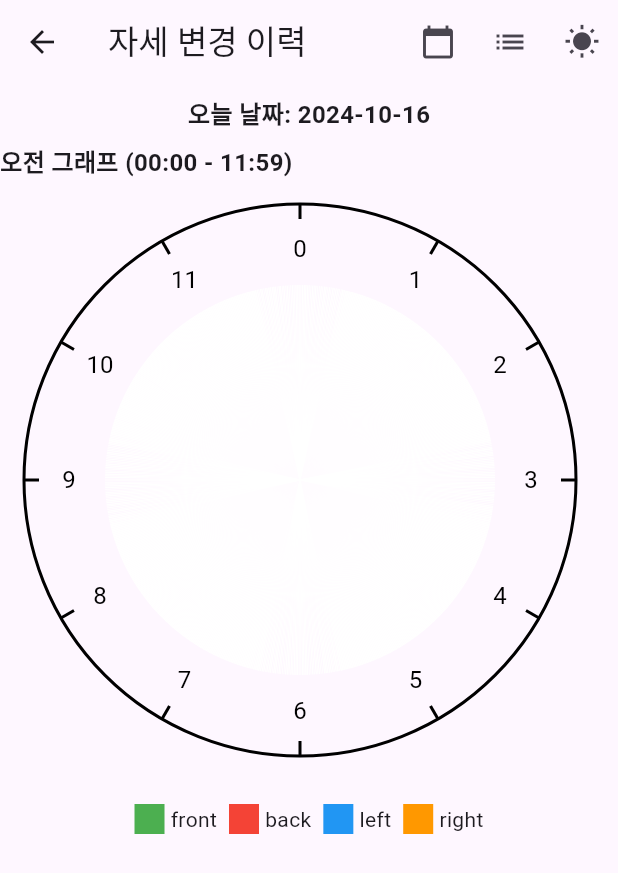
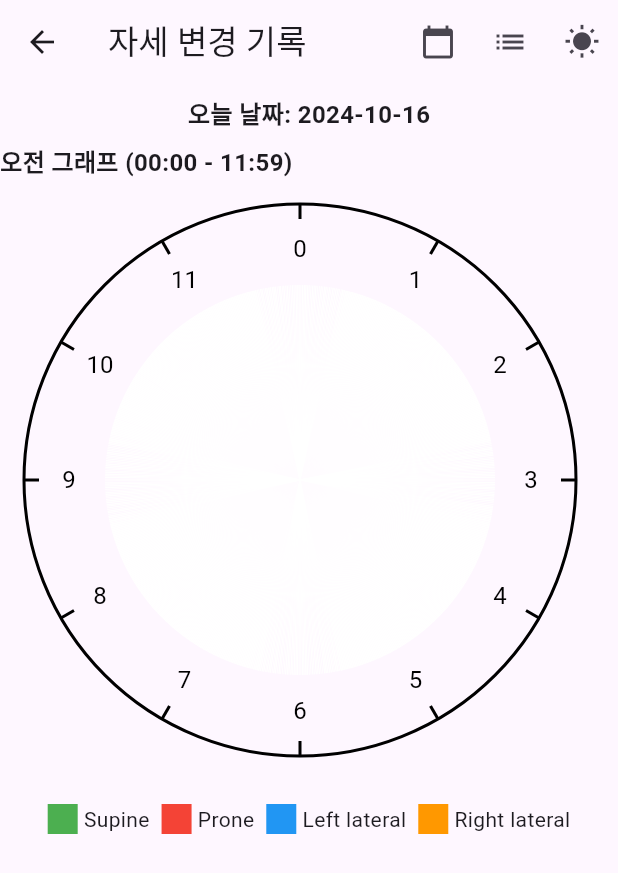
Before and after one commit to KongDaeyeong/capstone-design, a Flutter app: the LogPage screen opened directly, on a phone screen of 412 x 824 dp. Shown: the top 873 px of the screen. Run offline on Flutter 3.47's test engine with Material 3 defaults, Android fonts, the light colour scheme and no system bars; drawn by our look-alikes of fl_chart; our stand-ins replace flutter_blue_plus, flutter_local_notifications, flutter_secure_storage, permission_handler, sqflite, table_calendar; missing offline and left inert: amazon_cognito_identity_dart_2; accounts and stored records are empty.

Commit message:
용어 정리

```diff
--- a/littletest2/lib/main.dart
+++ b/littletest2/lib/main.dart
@@ -153,10 +153,10 @@ class PostureLogManager extends ChangeNotifier {
   final DatabaseHelper _dbHelper = DatabaseHelper.instance;
 
   Map<String, Duration> _postureDurations = {
-    'front': Duration.zero,
-    'left': Duration.zero,
-    'right': Duration.zero,
-    'back': Duration.zero,
+    'Supine': Duration.zero,
+    'Left lateral': Duration.zero,
+    'Right lateral': Duration.zero,
+    'Prone': Duration.zero,
   };
   bool _isConnected = false;
 
@@ -167,10 +167,10 @@ class PostureLogManager extends ChangeNotifier {
 
   void resetPostureDurations() {
     _postureDurations = {
-      'front': Duration.zero,
-      'left': Duration.zero,
-      'right': Duration.zero,
-      'back': Duration.zero,
+      'Supine': Duration.zero,
+      'Left lateral': Duration.zero,
+      'Right lateral': Duration.zero,
+      'Prone': Duration.zero,
     };
     notifyListeners();
   }
@@ -184,7 +184,7 @@ class PostureLogManager extends ChangeNotifier {
   }
 
   void updatePostureDuration(String posture, Duration duration) {
-    if ((_isConnected && (posture != 'neutral')) && (posture != '초기화 중...')) {
+    if ((_isConnected && (posture != 'non-lying')) && (posture != '초기화 중...')) {
       _postureDurations[posture] = (_postureDurations[posture] ?? Duration.zero) + duration;
       notifyListeners();
     }
@@ -611,7 +611,7 @@ class _BluetoothScanPageState extends State<BluetoothScanPage> {
   Widget build(BuildContext context) {
     return Scaffold(
       appBar: AppBar(
-        title: const Text('기기 검색', style: TextStyle(fontWeight: FontWeight.bold)),
+        title: const Text('기기 검색'),
         actions: [
           IconButton(
             icon: Icon(_isScanning ? Icons.stop : Icons.search),
@@ -741,7 +741,7 @@ class _PosturePageState extends State<PosturePage> with SingleTickerProviderStat
 
 
   //자세 가이드
-  List<String> postureSequence = ['front', 'right', 'back', 'left'];
+  List<String> postureSequence = ['Supine', 'Right lateral', 'Prone', 'Left lateral'];
   int currentPostureIndex = 0;
   bool showWarning = false;
 
@@ -764,7 +764,7 @@ class _PosturePageState extends State<PosturePage> with SingleTickerProviderStat
   void checkPostureDuration() {
     bool _notificationSent = false;
     DateTime _lastNotificationTime = DateTime.now();
-    if (currentDirectionStopwatch.elapsed >= Duration(seconds: 7200)) {
+    if (currentDirectionStopwatch.elapsed >= Duration(seconds: 15)) {
       showNotification();
       setState(() {
         showAlert = true;
@@ -903,7 +903,7 @@ class _PosturePageState extends State<PosturePage> with SingleTickerProviderStat
 
         String newDirection = classifyDirection();
 
-        if (newDirection != 'neutral') {
+        if (newDirection != 'non-lying') {
           if (!isInitialized) {
             // Set initial direction
             currentDirection = newDirection;
@@ -933,21 +933,21 @@ class _PosturePageState extends State<PosturePage> with SingleTickerProviderStat
 
     if ((accZ.abs() > accX.abs()) && (accZ.abs() > accY.abs())) {
       if (accZ >= 0) {
-        return 'front';
+        return 'Supine';
       }
       else if(accZ < 0){
-        return 'back';
+        return 'Prone';
       }
     }
     else if((accX.abs() > accZ.abs()) && (accX.abs() > accY.abs())){
       if (accX >= 0) {
-        return 'right';
+        return 'Right lateral';
       }
       else if(accX < 0){
-        return 'left';
+        return 'Left lateral';
       }
     }
-    return 'neutral';
+    return 'non-lying';
   }
 
   void updateDirection(String newDirection) {
@@ -1058,7 +1058,6 @@ class _PosturePageState extends State<PosturePage> with SingleTickerProviderStat
   Widget build(BuildContext context) {
     return Scaffold(
       appBar: AppBar(
-        title: Text('자세 판별'),
         elevation: 0,
         actions: [
           IconButton(
@@ -1248,16 +1247,16 @@ class _PosturePageState extends State<PosturePage> with SingleTickerProviderStat
                 String postureName = '';
                 switch (group.x.toInt()) {
                   case 0:
-                    postureName = '앞';
+                    postureName = 'Supine';
                     break;
                   case 1:
-                    postureName = '왼쪽';
+                    postureName = 'Left lateral';
                     break;
                   case 2:
-                    postureName = '오른쪽';
+                    postureName = 'Right lateral';
                     break;
                   case 3:
-                    postureName = '뒤';
+                    postureName = 'Prone';
                     break;
                 }
                 return BarTooltipItem(
@@ -1275,13 +1274,13 @@ class _PosturePageState extends State<PosturePage> with SingleTickerProviderStat
                 getTitlesWidget: (value, meta) {
                   switch (value.toInt()) {
                     case 0:
-                      return Text('앞');
+                      return Text('Supine');
                     case 1:
-                      return Text('왼쪽');
+                      return Text('Left lateral');
                     case 2:
-                      return Text('오른쪽');
+                      return Text('Right lateral');
                     case 3:
-                      return Text('뒤');
+                      return Text('Prone');
                     default:
                       return Text('');
                   }
@@ -1305,19 +1304,19 @@ class _PosturePageState extends State<PosturePage> with SingleTickerProviderStat
           barGroups: [
             BarChartGroupData(
               x: 0,
-              barRods: [BarChartRodData(toY: postureDurations['front']!.inSeconds.toDouble(), color: Colors.red)],
+              barRods: [BarChartRodData(toY: postureDurations['Supine']!.inSeconds.toDouble(), color: Colors.red)],
             ),
             BarChartGroupData(
               x: 1,
-              barRods: [BarChartRodData(toY: postureDurations['left']!.inSeconds.toDouble(), color: Colors.green)],
+              barRods: [BarChartRodData(toY: postureDurations['Left lateral']!.inSeconds.toDouble(), color: Colors.green)],
             ),
             BarChartGroupData(
               x: 2,
-              barRods: [BarChartRodData(toY: postureDurations['right']!.inSeconds.toDouble(), color: Colors.blue)],
+              barRods: [BarChartRodData(toY: postureDurations['Right lateral']!.inSeconds.toDouble(), color: Colors.blue)],
             ),
             BarChartGroupData(
               x: 3,
-              barRods: [BarChartRodData(toY: postureDurations['back']!.inSeconds.toDouble(), color: Colors.yellow)],
+              barRods: [BarChartRodData(toY: postureDurations['Prone']!.inSeconds.toDouble(), color: Colors.yellow)],
             ),
           ],
         ),
@@ -1360,10 +1359,10 @@ class _LogPageState extends State<LogPage> {
   Map<String, List<PostureTimeSlot>> afternoonData = {};
 
   final Map<String, Color> postureColors = {
-    'front': Colors.green,
-    'back': Colors.red,
-    'left': Colors.blue,
-    'right': Colors.orange,
+    'Supine': Colors.green,
+    'Prone': Colors.red,
+    'Left lateral': Colors.blue,
+    'Right lateral': Colors.orange,
   };
 
   @override
@@ -1406,7 +1405,7 @@ class _LogPageState extends State<LogPage> {
 
     return Scaffold(
       appBar: AppBar(
-        title: const Text('자세 변경 이력'),
+        title: const Text('자세 변경 기록'),
         actions: [
           IconButton(
             icon: Icon(_showCalendar ? Icons.calendar_today : Icons.calendar_today),
```
